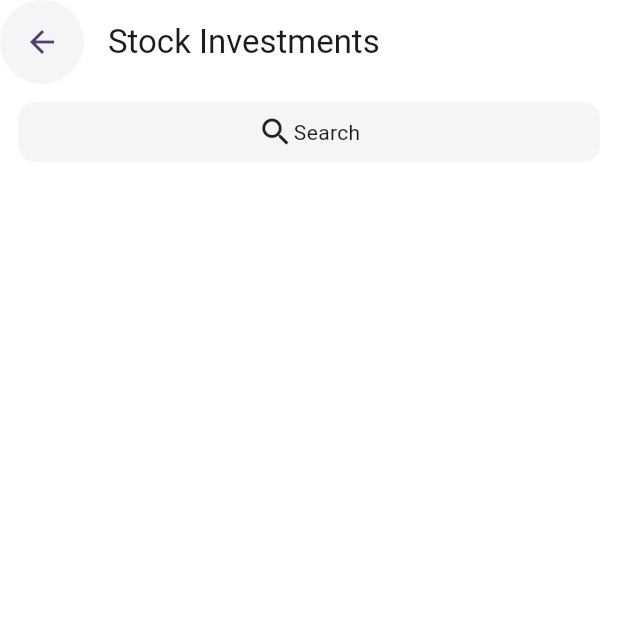
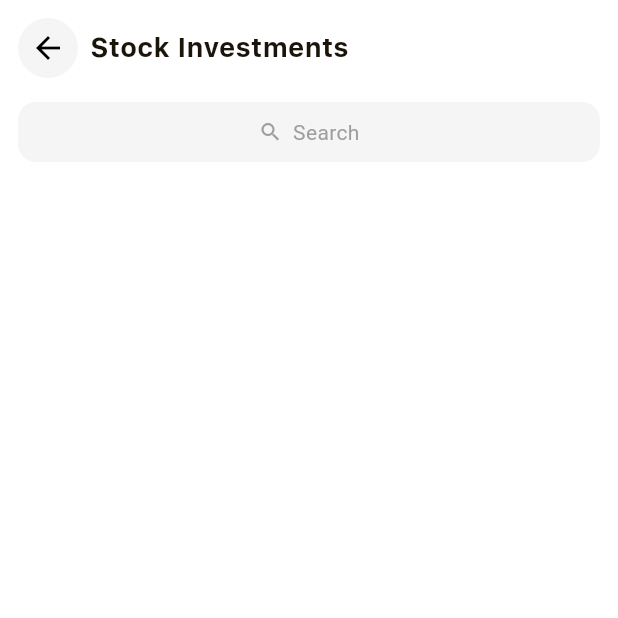
Before and after one commit to Erhabor-Emmanuel/stock_invest_test, a Flutter app: the screen it shows after launch, on a phone screen of 412 x 824 dp, the top half of it. Run offline on Flutter 3.47's test engine with Material 3 defaults, Android fonts, the phone set to English and light mode, and no system bars.

Commit message:
[Adding commit]

```diff
--- a/lib/helpers/const/colors.dart
+++ b/lib/helpers/const/colors.dart
@@ -3,3 +3,5 @@ import 'package:flutter/material.dart';
 
 const Color kWhite = Color(0xffFFFFFF);
 const Color grey = Colors.grey;
+const Color kBlack = Color(0xff1A140A);
+const Color kTColor = Color(0xff000000);
--- a/lib/helpers/const/styles.dart
+++ b/lib/helpers/const/styles.dart
@@ -0,0 +1,21 @@
+import 'package:flutter/material.dart';
+import 'colors.dart';
+
+
+
+const String SfProText = 'SFProText';
+
+
+TextStyle heading1 = const TextStyle(
+    fontSize: 18,
+    fontFamily: SfProText,
+    color: kBlack,
+    fontWeight: FontWeight.w700
+);
+
+TextStyle iconText = const TextStyle(
+    fontSize: 14,
+    // fontFamily: SfProText,
+    color: Colors.grey,
+    fontWeight: FontWeight.w400
+);
--- a/lib/ui/screens/portfolio_screen/portfolio_screen.dart
+++ b/lib/ui/screens/portfolio_screen/portfolio_screen.dart
@@ -1,8 +1,10 @@
 import 'package:flutter/material.dart';
 import '../../../helpers/const/colors.dart';
 import '../../../helpers/const/strings.dart';
+import '../../../helpers/const/styles.dart';
+import '../../widgets/custom_bar.dart';
 import '../../widgets/custom_search_bar.dart';
-
+import '../../widgets/custom_search_button.dart';
 
 class PortfolioScreen extends StatefulWidget {
   const PortfolioScreen({super.key});
@@ -18,33 +20,15 @@ class _PortfolioScreenState extends State<PortfolioScreen> {
   Widget build(BuildContext context) {
     return Scaffold(
       backgroundColor: kWhite,
-      appBar: AppBar(
-          backgroundColor: kWhite,
-          title: Text(Strings.appTittle),
-          leading: CircleAvatar(
-            radius: 36,
-            backgroundColor: Colors.grey.shade100,
-            child: Icon(Icons.arrow_back),
-          )),
       body: SafeArea(
           child: Padding(
         padding: const EdgeInsets.only(left: 12.0, right: 12.0, top: 12.0),
         child: Column(
           children: [
-            Container(
-              width: MediaQuery.of(context).size.width,
-              height: 40,
-              decoration: BoxDecoration(
-                color: Colors.grey.shade100,
-                borderRadius: BorderRadius.circular(12),
-              ),
-              child: Row(
-                mainAxisAlignment: MainAxisAlignment.center,
-                children: [Icon(Icons.search), Text(Strings.search)],
-              ),
-            ),
+            const CustomBar(text: Strings.appTittle),
+            const SizedBox(height: 16),
+            const CustomSearchButton(text: Strings.search),
             // CustomSearchBar(controller:_controller)
-
           ],
         ),
       )),
--- a/lib/ui/widgets/custom_bar.dart
+++ b/lib/ui/widgets/custom_bar.dart
@@ -0,0 +1,29 @@
+import 'package:flutter/material.dart';
+import '../../helpers/const/strings.dart';
+import '../../helpers/const/styles.dart';
+
+class CustomBar extends StatelessWidget {
+  final String text;
+
+  const CustomBar({super.key, required this.text});
+
+  @override
+  Widget build(BuildContext context) {
+    return Row(
+      children: [
+        GestureDetector(
+          onTap: () {
+            // Navigator.pop(context); // or custom navigation
+          },
+          child: CircleAvatar(
+            radius: 20,
+            backgroundColor: Colors.grey.shade100,
+            child: const Icon(Icons.arrow_back, color: Colors.black),
+          ),
+        ),
+        const SizedBox(width: 8),
+        Text(Strings.appTittle, style: heading1),
+      ],
+    );
+  }
+}
--- a/lib/ui/widgets/custom_search_button.dart
+++ b/lib/ui/widgets/custom_search_button.dart
@@ -0,0 +1,31 @@
+import 'package:flutter/material.dart';
+import '../../helpers/const/colors.dart';
+import '../../helpers/const/strings.dart';
+import '../../helpers/const/styles.dart';
+
+
+
+class CustomSearchButton extends StatelessWidget {
+  final String text;
+  const CustomSearchButton({super.key, required this.text});
+
+  @override
+  Widget build(BuildContext context) {
+    return Container(
+      width: MediaQuery.of(context).size.width,
+      height: 40,
+      decoration: BoxDecoration(
+        color: Colors.grey.shade100,
+        borderRadius: BorderRadius.circular(12),
+      ),
+      child: Row(
+        mainAxisAlignment: MainAxisAlignment.center,
+        children: [
+          const Icon(Icons.search, size: 16, color: Colors.grey),
+          const SizedBox(width: 7),
+          Text(Strings.search, style: iconText),
+        ],
+      ),
+    );
+  }
+}
--- a/pubspec.yaml
+++ b/pubspec.yaml
@@ -18,6 +18,7 @@ dependencies:
   # The following adds the Cupertino Icons font to your application.
   # Use with the CupertinoIcons class for iOS style icons.
   cupertino_icons: ^1.0.8
+  google_fonts: ^6.2.1
 
 dev_dependencies:
   flutter_test:
```
Also changed, not shown: pubspec.lock, 7 other files.
